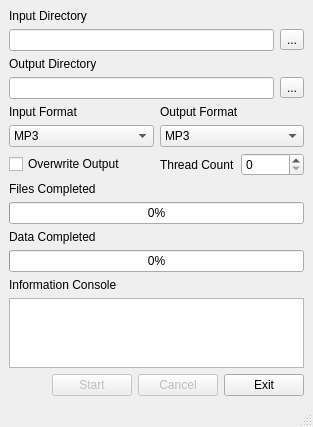
Old version of the form interface.ui in the repository spikespaz-archives/archive-bundles.
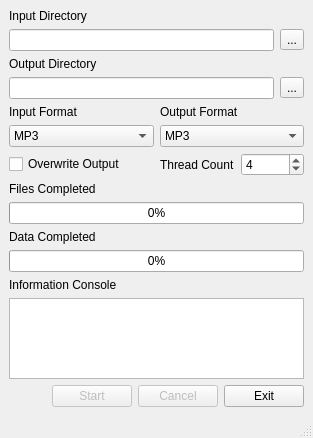
New version of the form.

Commit message: Thread count is 4 by default

```diff
--- a/interface.ui
+++ b/interface.ui
@@ -7,7 +7,7 @@
     <x>0</x>
     <y>0</y>
     <width>313</width>
-    <height>388</height>
+    <height>438</height>
    </rect>
   </property>
   <property name="windowTitle">
@@ -124,7 +124,11 @@
          </widget>
         </item>
         <item>
-         <widget class="QSpinBox" name="thread_count_spinbox"/>
+         <widget class="QSpinBox" name="thread_count_spinbox">
+          <property name="value">
+           <number>4</number>
+          </property>
+         </widget>
         </item>
        </layout>
       </item>
```
The commit also changes 1 other file.
